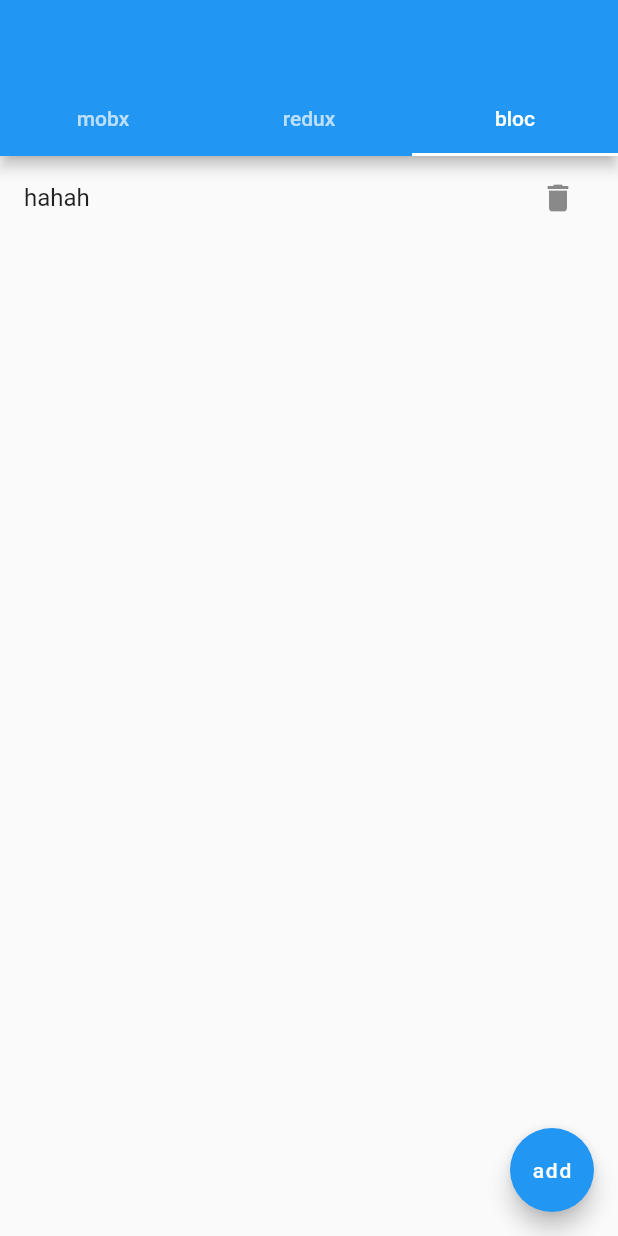
After one commit to dum3ng/todoapp-flutter, a Flutter app: the screen it shows after launch, tab 3 chosen, after a tap on "add", on a phone screen of 412 x 824 dp. The commit adds this screen. Run offline on Flutter 3.47's test engine with Material 2 defaults, Android fonts, the phone set to English and light mode, and no system bars; our stand-ins replace bloc, flutter_bloc, flutter_mobx, flutter_redux, mobx, redux; generated files the repository leaves out were written again.

Commit message:
add Bloc

```diff
--- /dev/null
+++ b/lib/bloc/blocs/todo_bloc.dart
@@ -0,0 +1,60 @@
+import 'package:bloc/bloc.dart';
+
+class Todo {
+  String title = '';
+  bool isCompleted = false;
+
+  Todo({this.title, this.isCompleted = false});
+}
+
+class AppState {
+  List<Todo> todos = [];
+  String editingTitle = '';
+
+  AppState({this.todos = const [], this.editingTitle = ''});
+
+  toString() {
+    return '<AppState>[${todos.length}] ';
+  }
+}
+
+class BlocEvent {
+  BlocEventType type;
+  dynamic payload;
+
+  BlocEvent(this.type, {this.payload});
+}
+
+enum BlocEventType { addItem, removeItem, toggleItem }
+
+class AppStateBloc extends Bloc<BlocEvent, AppState> {
+  @override
+  Stream<AppState> mapEventToState(BlocEvent event) async* {
+    // TODO: implement mapEventToState
+    switch (event.type) {
+      case BlocEventType.addItem:
+        {
+          List<Todo> todos = [...state.todos, event.payload];
+          yield AppState(
+              todos: todos,
+              editingTitle: state.editingTitle);
+          break;
+        }
+      case BlocEventType.removeItem:
+        {
+          List<Todo> todos = List.of(state.todos);
+          todos.remove(event.payload);
+          yield AppState(
+              todos: todos,
+              editingTitle: state.editingTitle);
+          break;
+        }
+      default:
+        yield state;
+    }
+  }
+
+  @override
+  // TODO: implement initialState
+  AppState get initialState => AppState();
+}
--- /dev/null
+++ b/lib/bloc/todo_bloc_app.dart
@@ -0,0 +1,45 @@
+import 'package:flutter/material.dart';
+import 'package:bloc/bloc.dart';
+import 'package:flutter_bloc/flutter_bloc.dart';
+import 'package:todo/bloc/blocs/todo_bloc.dart';
+
+class TodoBlocApp extends StatelessWidget {
+  @override
+  Widget build(BuildContext context) {
+    return BlocProvider(create: (context) => AppStateBloc(), child: TodoPage());
+  }
+}
+
+class TodoPage extends StatelessWidget {
+  @override
+  Widget build(BuildContext context) {
+    return Scaffold(
+      floatingActionButton: FloatingActionButton(
+        child: Text('add'),
+        onPressed: () {
+          var bloc = BlocProvider.of<AppStateBloc>(context);
+          print(bloc.state);
+          bloc.add(
+              BlocEvent(BlocEventType.addItem, payload: Todo(title: 'hahah')));
+        },
+      ),
+      body: BlocBuilder<AppStateBloc, AppState>(
+        builder: (context, state) {
+          print('bloc todo: ${state.todos.length}');
+          var bloc = BlocProvider.of<AppStateBloc>(context);
+          return ListView.builder(
+            itemBuilder: (context, index) => ListTile(
+              title: Text(state.todos[index].title),
+              trailing: IconButton(
+                icon: Icon(Icons.delete),
+                onPressed: () => bloc.add(BlocEvent(BlocEventType.removeItem,
+                    payload: state.todos[index])),
+              ),
+            ),
+            itemCount: state.todos.length,
+          );
+        },
+      ),
+    );
+  }
+}
--- a/lib/main.dart
+++ b/lib/main.dart
@@ -1,6 +1,7 @@
 import 'package:flutter/material.dart';
 import 'package:flutter_mobx/flutter_mobx.dart';
 import 'package:flutter_redux/flutter_redux.dart';
+import 'package:todo/bloc/todo_bloc_app.dart';
 import 'package:todo/mobx/todo_app.dart';
 import 'package:todo/redux/todo_redux_app.dart';
 
@@ -25,17 +26,19 @@ class MyApp extends StatelessWidget {
           primarySwatch: Colors.blue,
         ),
         home: DefaultTabController(
-          length: 2,
+          length: 3,
           child: Scaffold(
             appBar: AppBar(
               bottom: TabBar(tabs: [
                 Tab(text: 'mobx'),
                 Tab(text: 'redux'),
+                Tab(text: 'bloc'),
               ]),
             ),
             body: TabBarView(children: <Widget>[
               TodoApp(),
               aReduxApp,
+              TodoBlocApp(),
             ],),
           ),
         ));
--- a/lib/redux/todos.dart
+++ b/lib/redux/todos.dart
@@ -14,7 +14,6 @@ class Todo {
 class AppState {
   List<Todo> todos = [];
   String editingTitle = '';
-
   AppState({this.todos, this.editingTitle});
 }
 
```
Also changed, not shown: pubspec.yaml (+5 -2 lines), lib/counter.g.dart, pubspec.lock.
